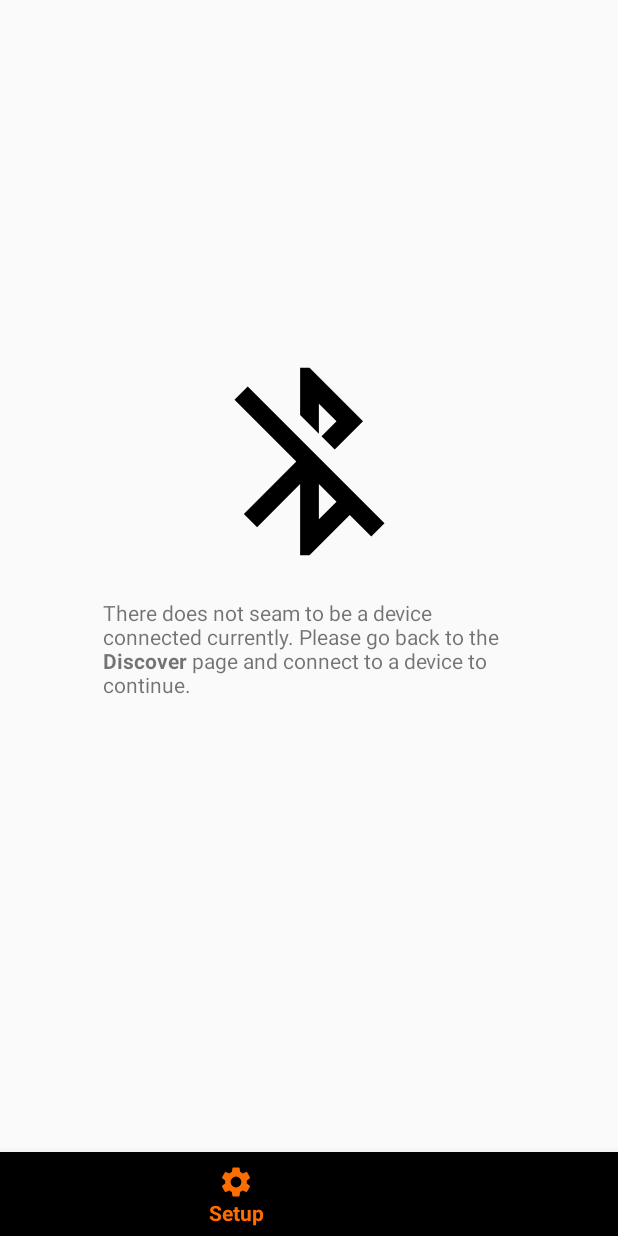
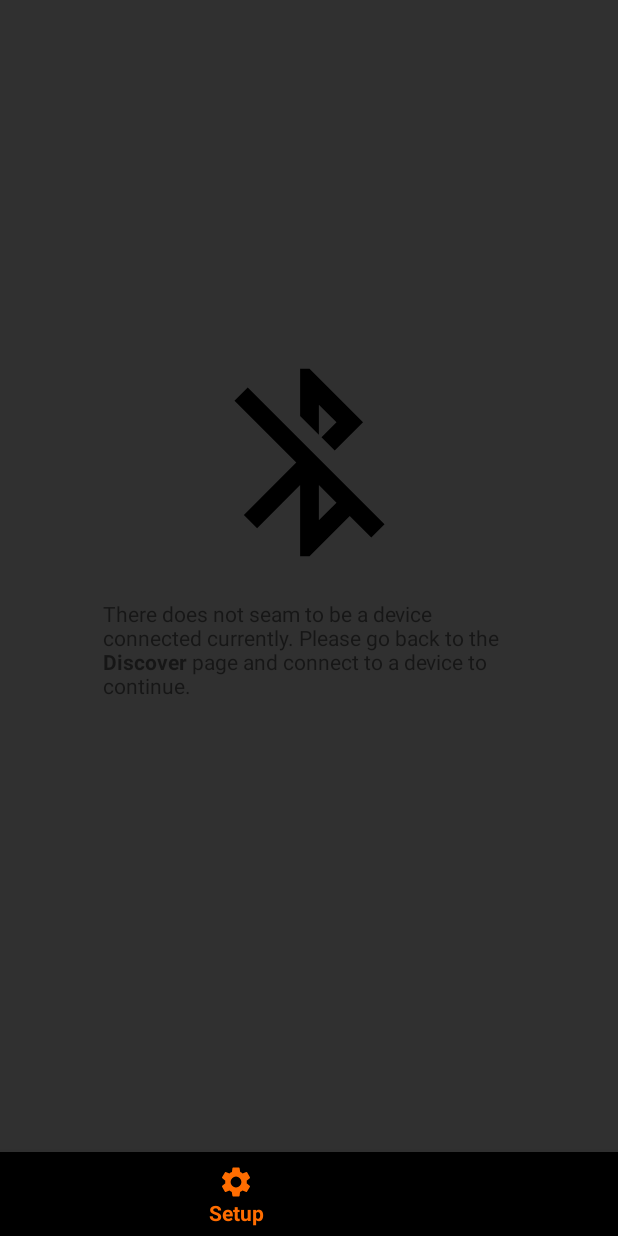
Before and after one commit to programCounter/Aesir-Android, an Android app: the screen it shows after launch (MainActivity), item 2 of the bottom bar chosen, on a phone screen of 412 x 824 dp. Run offline under Robolectric (Android 15) with nearby library versions, the phone set to English and light mode, and no system bars; 2 statements that could not run were skipped.

Commit message:
Added Splash Screen and removed status bar color

```diff
--- a/app/build.gradle
+++ b/app/build.gradle
@@ -9,8 +9,8 @@ android {
         applicationId "com.example.aesir"
         minSdkVersion 23
         targetSdkVersion 29
-        versionCode 23
-        versionName "PR.2019.11.15.4.00.PM"
+        versionCode 24
+        versionName "PR.2019.11.18.3.50.PM"
         testInstrumentationRunner "androidx.test.runner.AndroidJUnitRunner"
     }
     buildTypes {
--- a/app/src/main/AndroidManifest.xml
+++ b/app/src/main/AndroidManifest.xml
@@ -24,7 +24,8 @@
 
         <activity
             android:windowSoftInputMode="adjustPan"
-            android:name=".MainActivity">
+            android:name=".MainActivity"
+            android:theme="@style/splash_theme">
             <intent-filter>
                 <action android:name="android.intent.action.MAIN" />
                 <category android:name="android.intent.category.LAUNCHER" />
--- a/app/src/main/java/com/example/aesir/MainActivity.kt
+++ b/app/src/main/java/com/example/aesir/MainActivity.kt
@@ -33,11 +33,13 @@ import android.content.Context
 import android.content.Intent
 import android.content.pm.PackageManager
 import android.graphics.Color
+import android.os.Build
 import androidx.appcompat.app.AppCompatActivity
 import android.os.Bundle
 import android.os.Handler
 import android.os.Looper
 import android.view.MenuItem
+import android.view.WindowManager
 import android.widget.AdapterView
 import android.widget.Button
 import android.widget.ListView
@@ -106,17 +108,18 @@ class MainActivity : AppCompatActivity(), DiscoverDevicesFragment.Discover, BSIS
 
     // Runs when the view is created. Do setup for items in the view here.
     override fun onCreate(savedInstanceState: Bundle?) {
+        // Replace Splash Screen with app theme with a delay
+        // MUST be run BEFORE super.onCreate()
+        setTheme(R.style.AppTheme)
         super.onCreate(savedInstanceState)
+
         this.supportActionBar?.hide()
         setContentView(R.layout.activity_main)
 
         mBluetoothAdapter = mBTLEAdapter.getBluetooth()
 
-        //val fragmentManager = supportFragmentManager
-
-        //OnClick handlers for Navigation Bar
+        // OnClick handlers for Navigation Bar
         val navBar = findViewById<BottomNavigationView>(R.id.bottomNavigationView)
-
         //What to do, when an item in the NavBar is clicked
         val itemSelectedListener =
             BottomNavigationView.OnNavigationItemSelectedListener { menuItem ->
--- /dev/null
+++ b/app/src/main/res/drawable/splash.xml
@@ -0,0 +1,11 @@
+<?xml version="1.0" encoding="utf-8"?>
+<layer-list xmlns:android="http://schemas.android.com/apk/res/android"
+    android:opacity="opaque">
+    <item android:drawable="@color/colorPrimaryDark"/>
+    <item
+        android:width="300dp"
+        android:height="300dp"
+        android:drawable="@drawable/aesir"
+        android:gravity="center">
+    </item>
+</layer-list>
--- a/app/src/main/res/layout/activity_main.xml
+++ b/app/src/main/res/layout/activity_main.xml
@@ -19,7 +19,7 @@
         android:id="@+id/frame"
         android:layout_width="match_parent"
         android:layout_height="match_parent"
-        android:layout_marginBottom="59dp"
+        android:layout_marginBottom="58dp"
         app:layout_constraintBottom_toTopOf="@+id/bottomNavigationView"
         app:layout_constraintEnd_toEndOf="parent"
         app:layout_constraintStart_toStartOf="parent"
--- a/app/src/main/res/values/colors.xml
+++ b/app/src/main/res/values/colors.xml
@@ -1,6 +1,6 @@
 <?xml version="1.0" encoding="utf-8"?>
 <resources>
     <color name="colorPrimary">#FF6D00</color>
-    <color name="colorPrimaryDark">#E65100</color>
+    <color name="colorPrimaryDark">#303030</color>
     <color name="colorAccent">#FFA726</color>
 </resources>
--- a/app/src/main/res/values/styles.xml
+++ b/app/src/main/res/values/styles.xml
@@ -6,6 +6,11 @@
         <item name="colorPrimary">@color/colorPrimary</item>
         <item name="colorPrimaryDark">@color/colorPrimaryDark</item>
         <item name="colorAccent">@color/colorAccent</item>
+        <item name="android:windowBackground">#303030</item>
+    </style>
+
+    <style name="splash_theme" parent="AppTheme">
+        <item name="android:windowBackground">@drawable/splash</item>
     </style>
 
 </resources>
```
